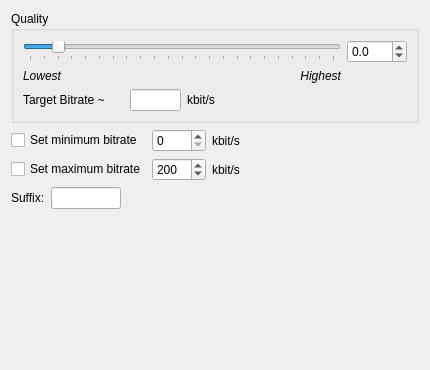
This is widgets/oggencwidgetUI.ui in janbar/CDDA-Ripper as Qt 5 draws it before an edit. The edited form follows.
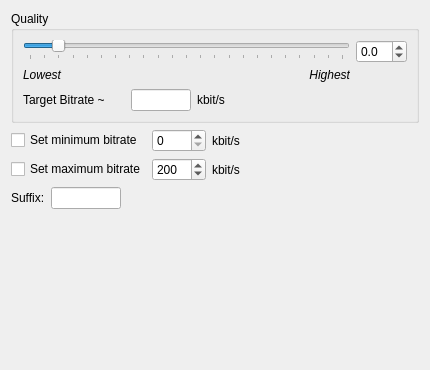
This is the edited form.

Commit message: add missed layouts

```diff
--- a/widgets/oggencwidgetUI.ui
+++ b/widgets/oggencwidgetUI.ui
@@ -28,100 +28,19 @@
       <string>Quality</string>
      </property>
      <layout class="QGridLayout" name="gridLayout">
-      <item row="0" column="0" colspan="4">
-       <widget class="QSlider" name="horizontalSlider_quality">
-        <property name="minimum">
-         <number>-10</number>
-        </property>
-        <property name="maximum">
-         <number>100</number>
-        </property>
-        <property name="pageStep">
-         <number>10</number>
-        </property>
-        <property name="orientation">
-         <enum>Qt::Orientation::Horizontal</enum>
-        </property>
-        <property name="tickPosition">
-         <enum>QSlider::TickPosition::TicksBelow</enum>
-        </property>
-        <property name="tickInterval">
-         <number>5</number>
-        </property>
-       </widget>
-      </item>
-      <item row="0" column="4">
-       <widget class="QDoubleSpinBox" name="kdoublenuminput_quality">
-        <property name="sizePolicy">
-         <sizepolicy hsizetype="Fixed" vsizetype="Fixed">
-          <horstretch>0</horstretch>
-          <verstretch>0</verstretch>
-         </sizepolicy>
-        </property>
-        <property name="maximumSize">
-         <size>
-          <width>60</width>
-          <height>16777215</height>
-         </size>
-        </property>
-        <property name="baseSize">
-         <size>
-          <width>0</width>
-          <height>0</height>
-         </size>
-        </property>
+      <item row="5" column="2">
+       <widget class="QLabel" name="label_kbits">
         <property name="font">
          <font>
           <bold>false</bold>
          </font>
         </property>
-        <property name="decimals">
-         <number>1</number>
-        </property>
-        <property name="minimum">
-         <double>-1.000000000000000</double>
-        </property>
-        <property name="maximum">
-         <double>10.000000000000000</double>
-        </property>
-        <property name="singleStep">
-         <double>1.000000000000000</double>
-        </property>
-       </widget>
-      </item>
-      <item row="1" column="0">
-       <widget class="QLabel" name="label_lowest">
-        <property name="font">
-         <font>
-          <italic>true</italic>
-          <bold>false</bold>
-         </font>
-        </property>
         <property name="text">
-         <string>Lowest</string>
+         <string>kbit/s</string>
         </property>
        </widget>
       </item>
-      <item row="1" column="3">
-       <widget class="QLabel" name="label_highest">
-        <property name="font">
-         <font>
-          <italic>true</italic>
-          <bold>false</bold>
-         </font>
-        </property>
-        <property name="mouseTracking">
-         <bool>true</bool>
-        </property>
-        <property name="text">
-         <string>Highest</string>
-        </property>
-        <property name="alignment">
-         <set>Qt::AlignmentFlag::AlignRight|Qt::AlignmentFlag::AlignTrailing|Qt::AlignmentFlag::AlignVCenter</set>
-        </property>
-       </widget>
-      </item>
-      <item row="2" column="0">
+      <item row="5" column="0">
        <widget class="QLabel" name="label_targetbitrate">
         <property name="sizePolicy">
          <sizepolicy hsizetype="Preferred" vsizetype="Preferred">
@@ -137,7 +56,7 @@
         </property>
         <property name="maximumSize">
          <size>
-          <width>101</width>
+          <width>16777215</width>
           <height>16777215</height>
          </size>
         </property>
@@ -151,7 +70,7 @@
         </property>
        </widget>
       </item>
-      <item row="2" column="1">
+      <item row="5" column="1">
        <widget class="QLineEdit" name="lineEdit_kbps">
         <property name="enabled">
          <bool>true</bool>
@@ -170,7 +89,7 @@
         </property>
         <property name="maximumSize">
          <size>
-          <width>51</width>
+          <width>60</width>
           <height>16777215</height>
          </size>
         </property>
@@ -184,17 +103,124 @@
         </property>
        </widget>
       </item>
-      <item row="2" column="2">
-       <widget class="QLabel" name="label_kbits">
-        <property name="font">
-         <font>
-          <bold>false</bold>
-         </font>
-        </property>
-        <property name="text">
-         <string>kbit/s</string>
-        </property>
-       </widget>
+      <item row="1" column="0" colspan="4">
+       <layout class="QHBoxLayout" name="horizontalLayout_2">
+        <item>
+         <layout class="QVBoxLayout" name="verticalLayout">
+          <item>
+           <widget class="QSlider" name="horizontalSlider_quality">
+            <property name="minimum">
+             <number>-10</number>
+            </property>
+            <property name="maximum">
+             <number>100</number>
+            </property>
+            <property name="pageStep">
+             <number>10</number>
+            </property>
+            <property name="orientation">
+             <enum>Qt::Horizontal</enum>
+            </property>
+            <property name="tickPosition">
+             <enum>QSlider::TicksBelow</enum>
+            </property>
+            <property name="tickInterval">
+             <number>5</number>
+            </property>
+           </widget>
+          </item>
+          <item>
+           <layout class="QHBoxLayout" name="horizontalLayout_3">
+            <item>
+             <widget class="QLabel" name="label_lowest">
+              <property name="font">
+               <font>
+                <italic>true</italic>
+                <bold>false</bold>
+               </font>
+              </property>
+              <property name="text">
+               <string>Lowest</string>
+              </property>
+              <property name="alignment">
+               <set>Qt::AlignLeading|Qt::AlignLeft|Qt::AlignVCenter</set>
+              </property>
+             </widget>
+            </item>
+            <item>
+             <widget class="QLabel" name="label_highest">
+              <property name="font">
+               <font>
+                <italic>true</italic>
+                <bold>false</bold>
+               </font>
+              </property>
+              <property name="mouseTracking">
+               <bool>true</bool>
+              </property>
+              <property name="text">
+               <string>Highest</string>
+              </property>
+              <property name="alignment">
+               <set>Qt::AlignRight|Qt::AlignTrailing|Qt::AlignVCenter</set>
+              </property>
+             </widget>
+            </item>
+           </layout>
+          </item>
+         </layout>
+        </item>
+        <item>
+         <layout class="QVBoxLayout" name="verticalLayout_2">
+          <item>
+           <widget class="QDoubleSpinBox" name="kdoublenuminput_quality">
+            <property name="sizePolicy">
+             <sizepolicy hsizetype="Minimum" vsizetype="Fixed">
+              <horstretch>0</horstretch>
+              <verstretch>0</verstretch>
+             </sizepolicy>
+            </property>
+            <property name="minimumSize">
+             <size>
+              <width>0</width>
+              <height>0</height>
+             </size>
+            </property>
+            <property name="maximumSize">
+             <size>
+              <width>60</width>
+              <height>16777215</height>
+             </size>
+            </property>
+            <property name="font">
+             <font>
+              <bold>false</bold>
+             </font>
+            </property>
+            <property name="decimals">
+             <number>1</number>
+            </property>
+            <property name="minimum">
+             <double>-1.000000000000000</double>
+            </property>
+            <property name="maximum">
+             <double>10.000000000000000</double>
+            </property>
+            <property name="singleStep">
+             <double>1.000000000000000</double>
+            </property>
+           </widget>
+          </item>
+          <item>
+           <widget class="QLabel" name="label_spacer">
+            <property name="text">
+             <string notr="true"> </string>
+            </property>
+           </widget>
+          </item>
+         </layout>
+        </item>
+       </layout>
       </item>
      </layout>
     </widget>
```
Left out of the diff: 8 changed lines with no effect on the pictures. The commit also changes 5 other files.
